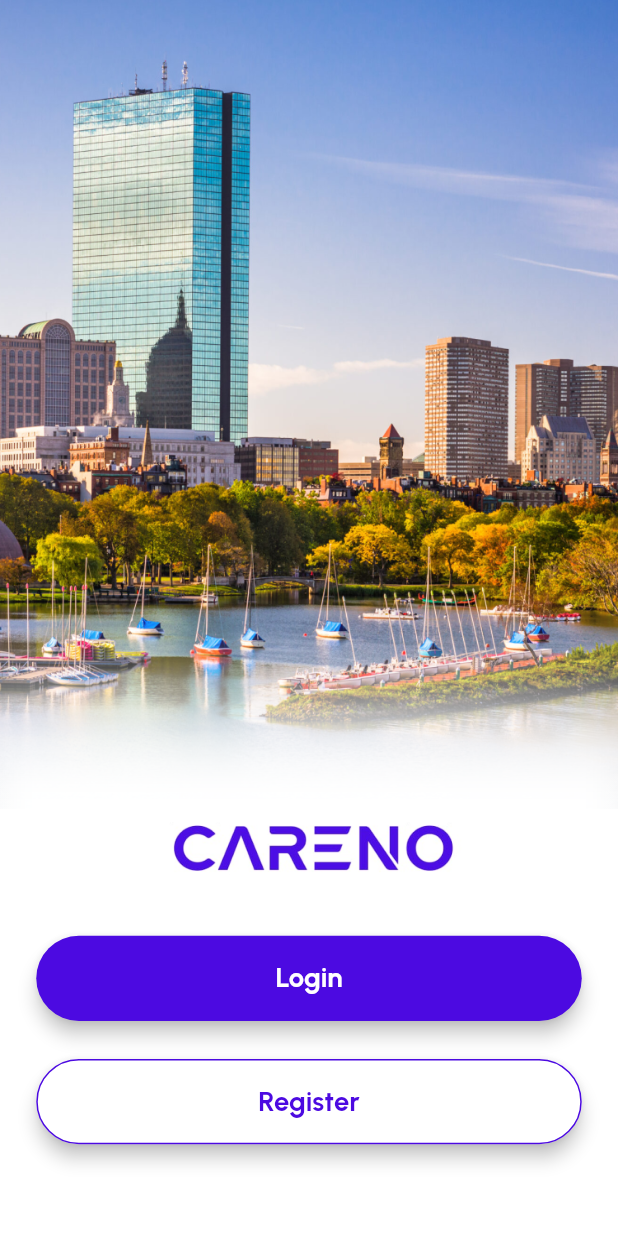
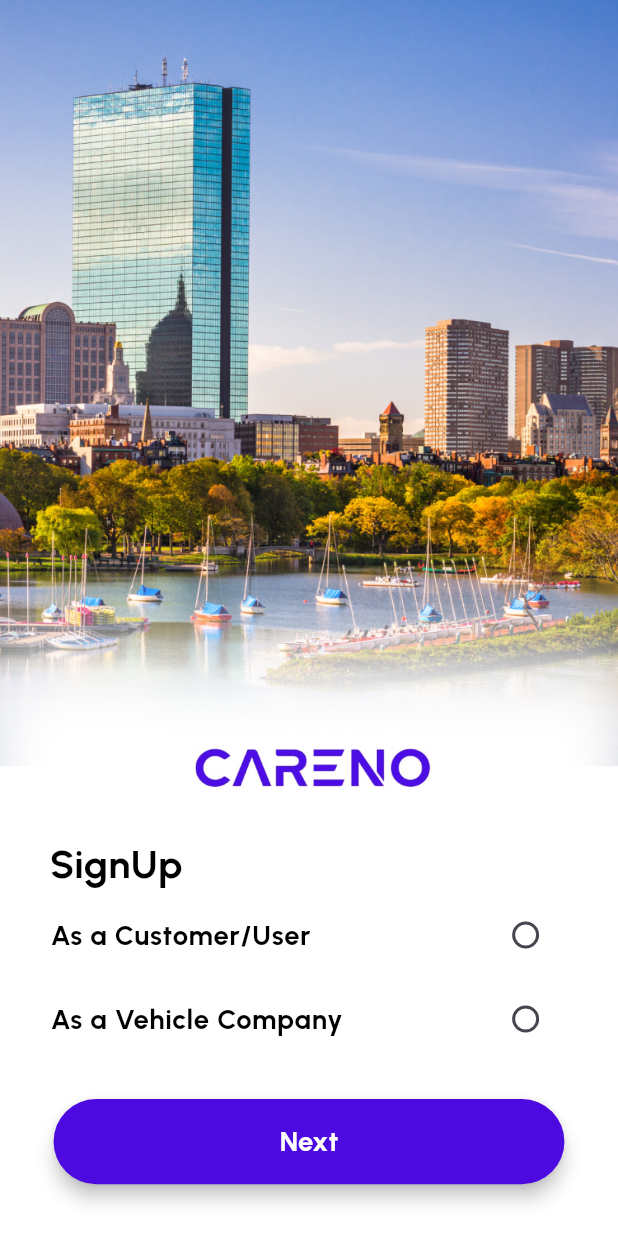
Before and after one commit to FarooqAbbas5155/careno, a Flutter app: the screen it shows after launch, on a phone screen of 412 x 824 dp. Run offline on Flutter 3.47's test engine with Material 3 defaults, Android fonts, the phone set to English and light mode, and no system bars; our stand-ins replace country_code_picker, flutter_screenutil, flutter_svg, geocoding, geolocator, get and 5 more.

Commit message:
start work on ui

```diff
--- a/lib/controllers/home_controller.dart
+++ b/lib/controllers/home_controller.dart
@@ -10,6 +10,12 @@ RxBool isPasswordVisible = false.obs;
 RxBool checkBox = false.obs;
 Rx<File> images = Rx<File>(File(''));
 RxString selectedGender = ''.obs;
+RxString fullName = ''.obs;
+RxString email = ''.obs;
+RxInt selectIndex = 0.obs;
+RxString profileDescription = ''.obs;
+RxString userType = ''.obs;
+
 // DateTime? dateTime;
 Rx<DateTime?> dateTime = Rx<DateTime?>(null);
 var countryCode = "92".obs;
--- a/lib/views/screens/screen_login.dart
+++ b/lib/views/screens/screen_login.dart
@@ -25,7 +25,7 @@ class ScreenLogin extends StatelessWidget {
             children: [
               Image.asset("assets/images/careno.png").marginSymmetric(
                   vertical: 60.h),
-              Center(child: Text("Sign in to your Account ", style: TextStyle(
+              Center(child: Text("Let’s Get It Started! ", style: TextStyle(
                   fontFamily: "UrbanistBold",
                   fontWeight: FontWeight.w700,
                   fontSize: 18.sp,
--- a/lib/views/screens/screen_welcome.dart
+++ b/lib/views/screens/screen_welcome.dart
@@ -3,6 +3,7 @@ import 'dart:ui';
 import 'package:careno/constant/button.dart';
 import 'package:careno/constant/custom_button.dart';
 import 'package:careno/constant/helpers.dart';
+import 'package:careno/controllers/home_controller.dart';
 import 'package:careno/views/screens/screen_login.dart';
 import 'package:careno/views/screens/screen_signup.dart';
 import 'package:flutter/cupertino.dart';
@@ -12,7 +13,7 @@ import 'package:get/get.dart';
 import 'package:get/get_utils/get_utils.dart';
 
 class ScreenWelcome extends StatelessWidget {
-  const ScreenWelcome({Key? key}) : super(key: key);
+  HomeController controller = Get.put(HomeController());
 
   @override
   Widget build(BuildContext context) {
@@ -23,8 +24,11 @@ class ScreenWelcome extends StatelessWidget {
         child: Stack(
           children: [
             Container(
-              height: 570.h,
-              width: MediaQuery.of(context).size.width,
+              height: 540.h,
+              width: MediaQuery
+                  .of(context)
+                  .size
+                  .width,
               decoration: BoxDecoration(
                 image: DecorationImage(
                   image: AssetImage("assets/images/login_image.png"),
@@ -35,9 +39,10 @@ class ScreenWelcome extends StatelessWidget {
             Positioned(
               left: 0,
               right: 0,
-              top: 500.h,
+              top: 460.h,
               bottom: 0,
               child: Container(
+                margin: EdgeInsets.symmetric(horizontal: 16.w),
                 decoration: BoxDecoration(
                   color: Colors.red,
                   gradient: LinearGradient(
@@ -59,15 +64,47 @@ class ScreenWelcome extends StatelessWidget {
                   ],
                 ),
                 child: Column(
-                  crossAxisAlignment: CrossAxisAlignment.center,
+                  crossAxisAlignment: CrossAxisAlignment.start,
                   children: [
-                   Image.asset("assets/images/careno.png",).marginOnly(top: 40.sp, bottom: 15.sp),
-                CustomButton(title: 'Login', onPressed: () {
-                  Get.to(ScreenLogin());
-                },).marginSymmetric(vertical: 25.h),
-                    Button("Register", () {
-                      Get.to(ScreenSignup());
-                    })
+                    Image.asset("assets/images/careno.png",).marginSymmetric(
+                       vertical : 30.sp, horizontal: 15.sp),
+                    Text("SignUp",style: TextStyle(color: Colors.black,fontSize: 26.sp,fontWeight: FontWeight.w700,fontFamily: "UrbanistBold"),).marginOnly(left: 14.w),
+                    Obx(() {
+                      return RadioListTile(
+                          title: Text("As a Customer/User",
+                            style: TextStyle(color: Colors.black,fontFamily: "UrbanistBold",fontWeight: FontWeight.w700,fontSize: 18.sp),),
+                          controlAffinity: ListTileControlAffinity.trailing,
+                          activeColor: primaryColor,
+                          value: "user",
+                          groupValue: controller.userType.value,
+                          onChanged: (String? value) {
+                            controller.userType.value = value!;
+                          });
+                    }),
+                    Obx(() {
+                      return RadioListTile(
+                          title: Text("As a Vehicle Company",
+                            style: TextStyle(color: Colors.black,fontFamily: "UrbanistBold",fontWeight: FontWeight.w700,fontSize: 18.sp),),
+                          controlAffinity: ListTileControlAffinity.trailing,
+                          activeColor: primaryColor,
+                          value: "driver",
+                          groupValue: controller.userType.value,
+                          onChanged: (String? value) {
+                            controller.userType.value = value!;
+                          });
+
+                    }),
+                    Center(
+                      child: CustomButton(
+                        width: 310.w,
+                        title: 'Next', onPressed: () {
+                        Get.to(ScreenLogin());
+                      },).marginSymmetric(vertical: 25.h),
+                    ),
+
+                    // Button(title: "Register", onPressed: (){
+                    //   Get.to(ScreenSignup());
+                    // })
 
                   ],
                 ),
--- a/pubspec.yaml
+++ b/pubspec.yaml
@@ -51,7 +51,7 @@ dependencies:
   google_maps_flutter: ^2.5.0
   permission_handler: ^11.0.0
   geocoding: ^2.1.0
-  custom_utils: ^0.0.34
+#  custom_utils: ^0.0.34
 
 
 dev_dependencies:
@@ -119,6 +119,10 @@ flutter:
     - family: UrbanistBold
       fonts:
         - asset: assets/fonts/Urbanist-Bold.ttf
+    - family: QuickSand
+      fonts:
+        - asset: assets/fonts/Quicksand-Regular.ttf
+
   #       - asset: fonts/Schyler-Italic.ttf
   #         style: italic
   #   - family: Trajan Pro
```
Also changed, not shown: lib/constant/button.dart (+25 -10 lines), lib/extensions/num_extensions.dart (+5 -7 lines), lib/views/layouts/layout_user_booking.dart (added, +10 -0 lines), lib/views/layouts/layout_user_explore.dart (added, +86 -0 lines), lib/views/layouts/layout_user_messages.dart (added, +10 -0 lines), lib/views/layouts/layout_user_profile.dart (added, +10 -0 lines), lib/views/screens/screen_allow_location.dart (+20 -4 lines), lib/views/screens/screen_complete_profile.dart (+57 -33 lines), lib/views/screens/screen_location.dart (+78 -43 lines), lib/views/screens/screen_user_home.dart (added, +150 -0 lines), assets/fonts/Quicksand-Regular.ttf (added), assets/images/booking.svg (added), assets/images/car.svg (added), assets/images/export.svg (added), 4 more files, 6 other files.
